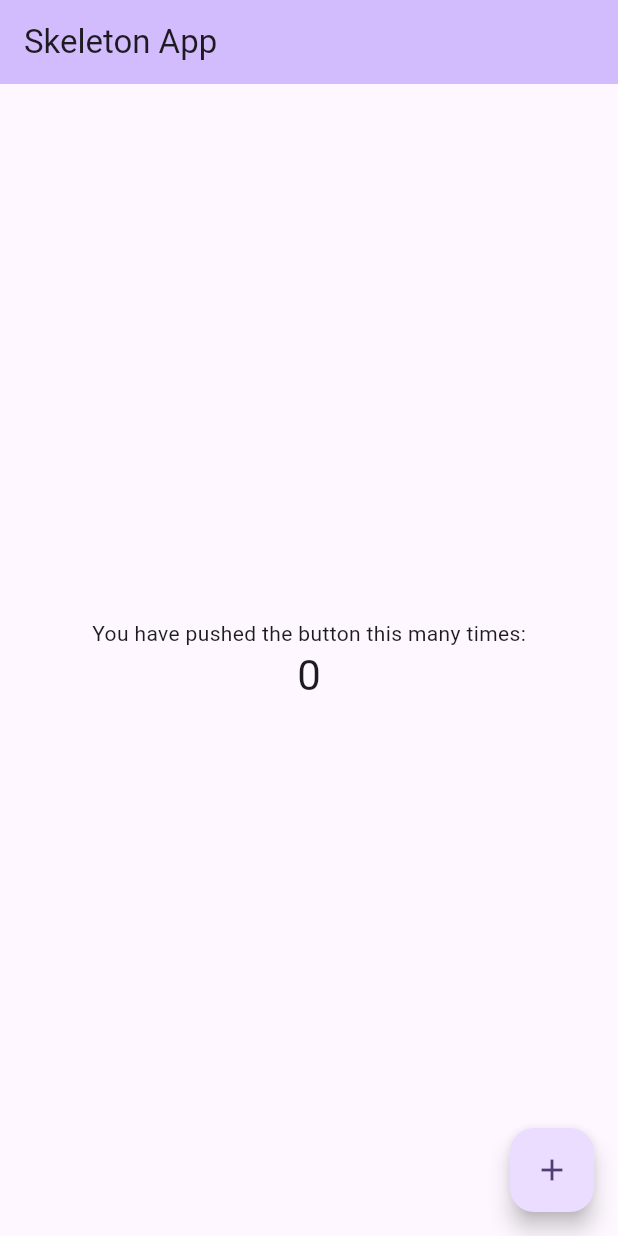
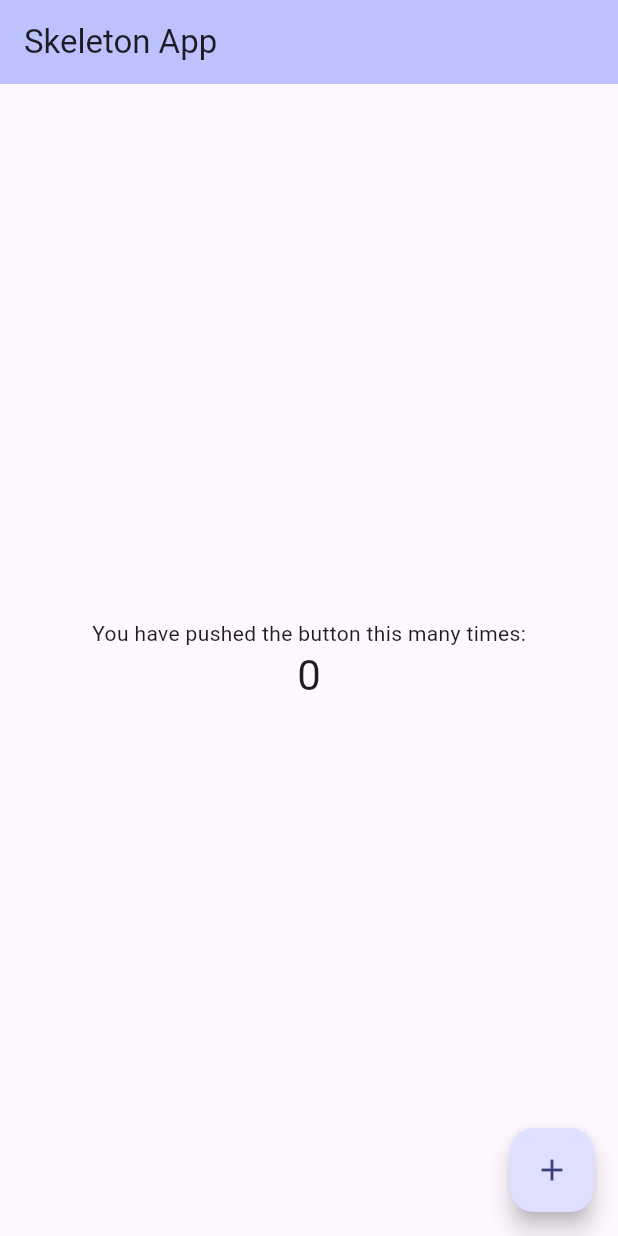
Before and after one commit to StanislawNagorski/skeleton, a Flutter app: the screen it shows after launch, on a phone screen of 412 x 824 dp. Run offline on Flutter 3.47's test engine with Material 3 defaults, Android fonts, the phone set to English and light mode, and no system bars; our stand-ins replace auto_route, firebase_core, firebase_crashlytics, flutter_bloc, get_it, injectable and 1 more; missing offline and left inert: firebase_app_check; accounts and stored records are empty; generated files the repository leaves out were written again.

Commit message:
theme added

```diff
--- a/lib/app.dart
+++ b/lib/app.dart
@@ -3,6 +3,7 @@ import 'package:flutter_localizations/flutter_localizations.dart';
 import 'package:flutter_gen/gen_l10n/app_localizations.dart';
 
 
+import 'core/presentation/app_themes.dart';
 import 'core/router/router.dart';
 
 class MyApp extends StatelessWidget {
@@ -13,8 +14,7 @@ class MyApp extends StatelessWidget {
 
   // This widget is the root of your application.
   @override
-  Widget build(BuildContext context) {
-    return MaterialApp.router(
+  Widget build(BuildContext context) => MaterialApp.router(
       title: 'Skeleton APP',
       routerConfig: appRouter.config(
         navigatorObservers: () => [AppRouterObserver()],
@@ -29,25 +29,6 @@ class MyApp extends StatelessWidget {
         Locale('pl', ''),
         Locale('en', ''),
       ],
-      theme: ThemeData(
-        // This is the theme of your application.
-        //
-        // TRY THIS: Try running your application with "flutter run". You'll see
-        // the application has a purple toolbar. Then, without quitting the app,
-        // try changing the seedColor in the colorScheme below to Colors.green
-        // and then invoke "hot reload" (save your changes or press the "hot
-        // reload" button in a Flutter-supported IDE, or press "r" if you used
-        // the command line to start the app).
-        //
-        // Notice that the counter didn't reset back to zero; the application
-        // state is not lost during the reload. To reset the state, use hot
-        // restart instead.
-        //
-        // This works for code too, not just values: Most code changes can be
-        // tested with just a hot reload.
-        colorScheme: ColorScheme.fromSeed(seedColor: Colors.deepPurple),
-        useMaterial3: true,
-      ),
+      theme: AppThemes.light,
     );
-  }
 }
--- /dev/null
+++ b/lib/core/presentation/app_colors.dart
@@ -0,0 +1,5 @@
+import 'package:flutter/material.dart';
+
+abstract class AppColors {
+  static const Color primary = Color(0xFF3643BA);
+}
--- /dev/null
+++ b/lib/core/presentation/app_images.dart
@@ -0,0 +1,4 @@
+abstract class AppImages {
+  static const _path = 'assets/images';
+
+}
--- /dev/null
+++ b/lib/core/presentation/app_styles.dart
@@ -0,0 +1,6 @@
+
+
+abstract class AppStyles {
+
+
+}
--- /dev/null
+++ b/lib/core/presentation/app_themes.dart
@@ -0,0 +1,9 @@
+import 'package:flutter/material.dart';
+
+import 'app_colors.dart';
+
+abstract class AppThemes {
+  static final light = ThemeData.light().copyWith(
+    colorScheme: ColorScheme.fromSeed(seedColor: AppColors.primary),
+  );
+}
--- a/lib/features/home_page/presentation/home_page.dart
+++ b/lib/features/home_page/presentation/home_page.dart
@@ -38,6 +38,7 @@ class MyHomePage extends StatelessWidget {
               tooltip: context.localizations.homePage_incrementButton,
               child: const Icon(Icons.add),
             ), // This trailing comma makes auto-formatting nicer for build methods.
-                )),
+          ),
+        ),
       );
 }
```
Also changed, not shown: lib/core/presentation/app_dimensions.dart (added, +12 -0 lines), lib/core/presentation/app_fonts.dart (added, +8 -0 lines). Lines whose indentation alone changed are shown as unchanged.
